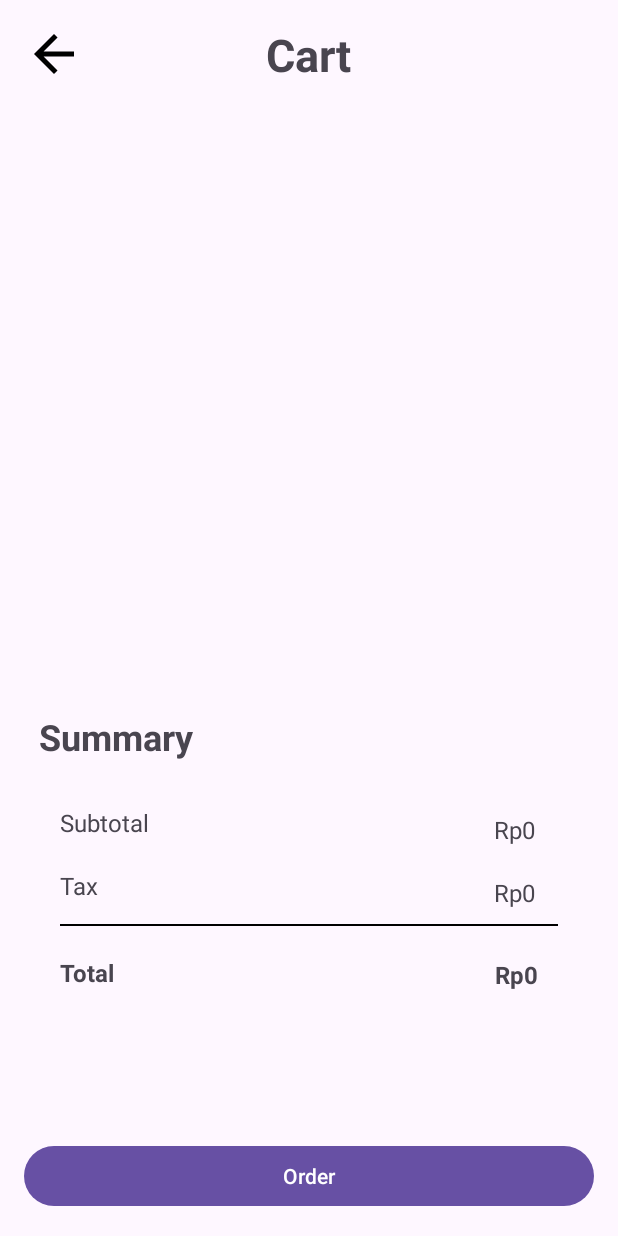
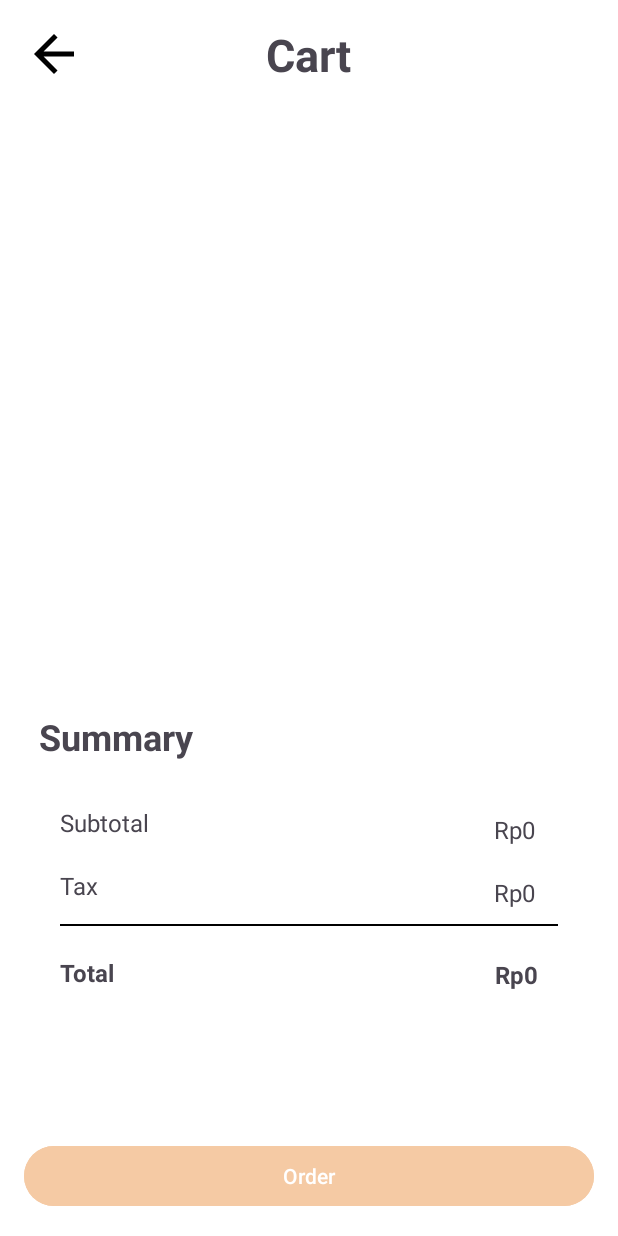
Before and after one commit to JoRioW/FoodApp, an Android app: the CartActivity screen opened directly, with no data from a screen before it, on a phone screen of 412 x 824 dp. Run offline under Robolectric (Android 15) with nearby library versions, the phone set to English and light mode, and no system bars; libraries missing offline, so code that uses them is left out: org.checkerframework.checker; pictures from the network do not load.

Commit message:
changing background color and button

```diff
--- a/app/src/main/res/layout/activity_cart.xml
+++ b/app/src/main/res/layout/activity_cart.xml
@@ -5,6 +5,7 @@
     android:id="@+id/main"
     android:layout_width="match_parent"
     android:layout_height="match_parent"
+    android:background="@color/white"
     tools:context=".activity.CartActivity">
 
     <androidx.recyclerview.widget.RecyclerView
@@ -154,6 +155,7 @@
         android:layout_marginStart="16dp"
         android:layout_marginEnd="16dp"
         android:layout_marginBottom="16dp"
+        android:backgroundTint="@color/cream"
         android:text="Order"
         app:layout_constraintBottom_toBottomOf="parent"
         app:layout_constraintEnd_toEndOf="parent"
--- a/app/src/main/res/layout/activity_category_list.xml
+++ b/app/src/main/res/layout/activity_category_list.xml
@@ -5,6 +5,7 @@
     android:id="@+id/main"
     android:layout_width="match_parent"
     android:layout_height="match_parent"
+    android:background="@color/white"
     tools:context=".activity.CategoryListActivity">
 
     <ImageView
--- a/app/src/main/res/layout/activity_food_detail.xml
+++ b/app/src/main/res/layout/activity_food_detail.xml
@@ -5,6 +5,7 @@
     android:id="@+id/main"
     android:layout_width="match_parent"
     android:layout_height="match_parent"
+    android:background="@color/white"
     tools:context=".activity.FoodDetailActivity">
 
     <LinearLayout
--- a/app/src/main/res/layout/activity_login.xml
+++ b/app/src/main/res/layout/activity_login.xml
@@ -5,6 +5,7 @@
     android:id="@+id/main"
     android:layout_width="match_parent"
     android:layout_height="match_parent"
+    android:background="@color/white"
     tools:context=".activity.LoginActivity">
 
     <TextView
--- a/app/src/main/res/layout/activity_profile.xml
+++ b/app/src/main/res/layout/activity_profile.xml
@@ -5,6 +5,7 @@
     android:id="@+id/main"
     android:layout_width="match_parent"
     android:layout_height="match_parent"
+    android:background="@color/white"
     android:focusable="auto"
     tools:context=".activity.ProfileRegisterActivity">
 
--- a/app/src/main/res/layout/activity_profile2.xml
+++ b/app/src/main/res/layout/activity_profile2.xml
@@ -5,6 +5,7 @@
     android:id="@+id/main"
     android:layout_width="match_parent"
     android:layout_height="match_parent"
+    android:background="@color/white"
     tools:context=".activity.ProfileActivity">
 
     <LinearLayout
--- a/app/src/main/res/layout/activity_profile_edit.xml
+++ b/app/src/main/res/layout/activity_profile_edit.xml
@@ -5,6 +5,7 @@
     android:id="@+id/main"
     android:layout_width="match_parent"
     android:layout_height="match_parent"
+    android:background="@color/white"
     tools:context=".activity.ProfileEditActivity">
 
     <LinearLayout
--- a/app/src/main/res/layout/activity_register.xml
+++ b/app/src/main/res/layout/activity_register.xml
@@ -1,11 +1,11 @@
 <?xml version="1.0" encoding="utf-8"?>
-<androidx.constraintlayout.widget.ConstraintLayout
-    xmlns:android="http://schemas.android.com/apk/res/android"
+<androidx.constraintlayout.widget.ConstraintLayout xmlns:android="http://schemas.android.com/apk/res/android"
+    xmlns:app="http://schemas.android.com/apk/res-auto"
     xmlns:tools="http://schemas.android.com/tools"
-    xmlns:app="http://schemas.android.com/apk/res-auto"
     android:id="@+id/main"
     android:layout_width="match_parent"
     android:layout_height="match_parent"
+    android:background="@color/white"
     tools:context=".activity.RegisterActivity">
 
     <TextView
```
